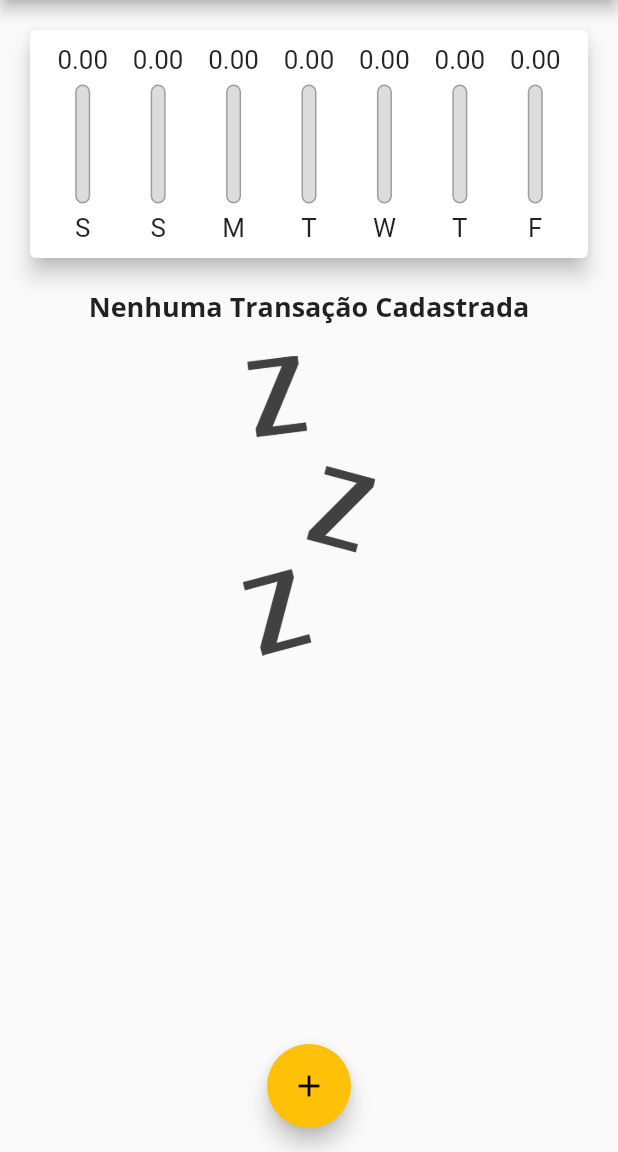
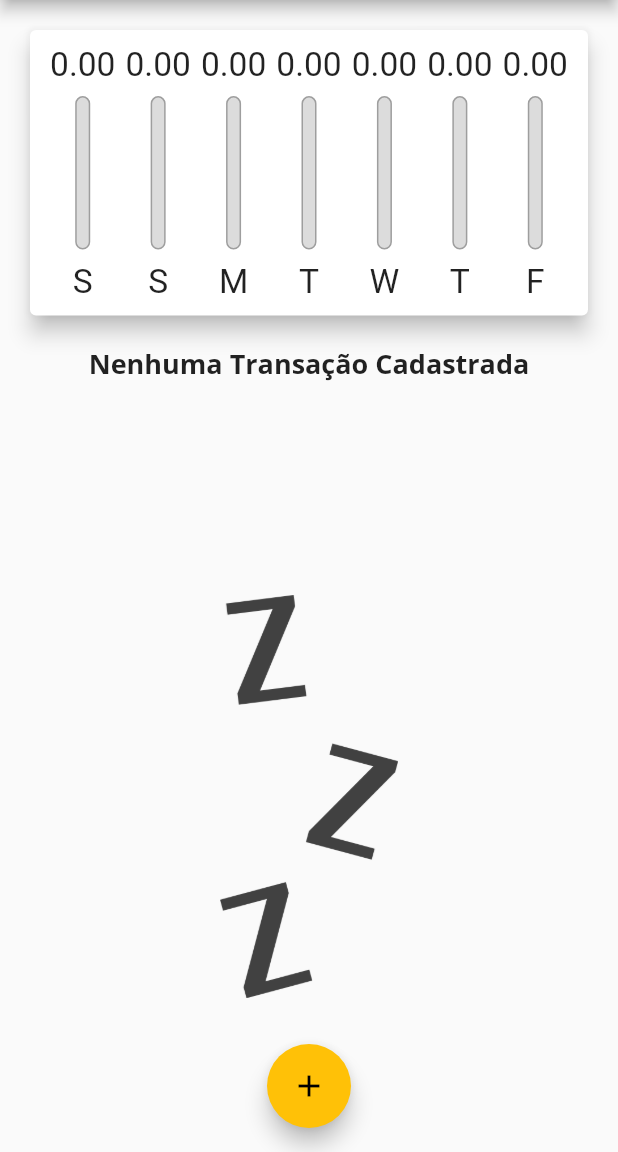
Before and after one commit to guilhermeais/expenses, a Flutter app: the screen it shows after launch, on a phone screen of 412 x 824 dp, the part 84-1236 px from its top. Run offline on Flutter 3.47's test engine with Material 2 defaults, Android fonts, the phone set to English and light mode, and no system bars.

Commit message:
Ajustes na responsividade e adaptividade para IOS

```diff
--- a/lib/components/transaction_form.dart
+++ b/lib/components/transaction_form.dart
@@ -45,10 +45,16 @@ class _TransactionFormState extends State<TransactionForm> {
 
   @override
   Widget build(BuildContext context) {
-    return Card(
+    return SingleChildScrollView(
+      child: Card(
         elevation: 5,
         child: Padding(
-        padding: const EdgeInsets.all(10),
+          padding: EdgeInsets.only(
+            top: 10,
+            right: 10,
+            left: 10,
+            bottom: 10 + MediaQuery.of(context).viewInsets.bottom,
+          ),
           child: Column(
             children: [
               Text(
@@ -103,6 +109,7 @@ class _TransactionFormState extends State<TransactionForm> {
             ],
           ),
         ),
+      ),
     );
   }
 }
--- a/lib/components/transaction_list.dart
+++ b/lib/components/transaction_list.dart
@@ -19,23 +19,30 @@ class TransactionList extends StatelessWidget {
   @override
   Widget build(BuildContext context) {
     return transactions.isEmpty
-        ? Column(
+        ? LayoutBuilder(
+            builder: (context, constraints) {
+              return Column(
                 children: [
-              Text(
+                  Container(
+                    height: constraints.maxHeight * .3,
+                    child: Text(
                       'Nenhuma Transação Cadastrada',
                       style: Theme.of(context).textTheme.headline6,
                     ),
+                  ),
                   const SizedBox(
-                height: 20,
+                    height: 5,
                   ),
                   Container(
-                height: 200,
+                    height: constraints.maxHeight * .5,
                     child: Image.asset(
                       'assets/images/waiting.png',
                       fit: BoxFit.cover,
                     ),
                   )
                 ],
+              );
+            },
           )
         : ListView.builder(
             itemCount: transactions.length,
@@ -51,8 +58,7 @@ class TransactionList extends StatelessWidget {
                   child: ListTile(
                       leading: CircleAvatar(
                         radius: 30,
-                        backgroundColor:
-                            Theme.of(context).colorScheme.primary,
+                        backgroundColor: Theme.of(context).colorScheme.primary,
                         child: Padding(
                           padding: const EdgeInsets.all(6.0),
                           child: FittedBox(
@@ -67,7 +73,23 @@ class TransactionList extends StatelessWidget {
                         style: Theme.of(context).textTheme.headline6,
                       ),
                       subtitle: Text(DateFormat('d MMM y').format(tr.date)),
-                      trailing: IconButton(
+                      trailing: MediaQuery.of(context).size.width > 400
+                          ? TextButton.icon(
+                              onPressed: () {
+                                onDelete(tr.id);
+                              },
+                              icon: Icon(
+                                Icons.delete,
+                                color: Theme.of(context).errorColor,
+                              ),
+                              label: Text(
+                                "Excluir",
+                                style: TextStyle(
+                                  color: Theme.of(context).errorColor,
+                                ),
+                              ),
+                            )
+                          : IconButton(
                               onPressed: () {
                                 onDelete(tr.id);
                               },
--- a/lib/main.dart
+++ b/lib/main.dart
@@ -1,7 +1,9 @@
 import 'dart:math';
+import 'dart:io';
 
 import 'package:expenses/components/chart.dart';
 import 'package:expenses/components/transaction_form.dart';
+import 'package:flutter/cupertino.dart';
 
 import 'package:flutter/material.dart';
 
@@ -48,6 +50,7 @@ class MyHomePage extends StatefulWidget {
 
 class _MyHomePageState extends State<MyHomePage> {
   final List<Transaction> _transactions = [];
+  bool _showChart = false;
 
   List<Transaction> get _recentTransactions {
     return _transactions.where((tr) {
@@ -104,35 +107,69 @@ class _MyHomePageState extends State<MyHomePage> {
         });
   }
 
+  Widget _getIconButton(IconData icon, Function() fn, String? tooltip) {
+    return Platform.isIOS
+        ? GestureDetector(
+            onTap: fn,
+            child: Icon(icon),
+          )
+        : IconButton(
+            onPressed: fn,
+            icon: Icon(icon),
+            tooltip: tooltip,
+          );
+  }
+
   @override
   Widget build(BuildContext context) {
-    final appBar = AppBar(
+    final mediaQuery = MediaQuery.of(context);
+    bool isLandscape = mediaQuery.orientation == Orientation.landscape;
+
+    final iconList = Platform.isIOS ? CupertinoIcons.list_bullet : Icons.list;
+    final chartIcon =
+        Platform.isIOS ? CupertinoIcons.chart_bar_alt_fill : Icons.show_chart;
+
+    final actions = [
+      if (isLandscape)
+        _getIconButton(
+            _showChart ? iconList : chartIcon,
+            () => setState(() {
+                  _showChart = !_showChart;
+                }),
+            "Muda a forma de exibição da lista/gráfico."),
+      _getIconButton(Platform.isIOS ? CupertinoIcons.add : Icons.add,
+          () => _openTransactionFormModal(context, null), null),
+    ];
+
+    final Widget appBar = Platform.isIOS
+        ? CupertinoNavigationBar(
+            middle: const Text("Despesas Pessoais"),
+            trailing: Row(
+              mainAxisSize: MainAxisSize.min,
+              children: actions,
+            ),
+          )
+        : AppBar(
             title: const Text("Despesas Pessoais"),
-      actions: [
-        IconButton(
-          icon: const Icon(Icons.add),
-          onPressed: () {
-            _openTransactionFormModal(context, null);
-          },
-        ),
-      ],
+            actions: actions,
           );
-    final availableHeigth = MediaQuery.of(context).size.height -
-        appBar.preferredSize.height -
-        MediaQuery.of(context).padding.top;
+    final availableHeigth = mediaQuery.size.height -
+        (appBar as PreferredSizeWidget).preferredSize.height -
+        mediaQuery.padding.top;
 
-    return Scaffold(
-      appBar: appBar,
-      body: SingleChildScrollView(
+    final bodyPage = SafeArea(
+        child: SingleChildScrollView(
       child: Column(
         crossAxisAlignment: CrossAxisAlignment.stretch,
         children: [
+          if (_showChart || !isLandscape)
             SizedBox(
-              height: availableHeigth * .25,
+              height: availableHeigth * (isLandscape ? .6 : .3),
               child: Chart(recentTransactions: _recentTransactions),
             ),
+          if (!_showChart || !isLandscape)
             SizedBox(
-              height: availableHeigth * .75,
+              height: availableHeigth * (isLandscape ? .7 : .7),
               child: TransactionList(
                 transactions: _transactions,
                 onDelete: _deleteTransaction,
@@ -143,14 +180,32 @@ class _MyHomePageState extends State<MyHomePage> {
             ),
         ],
       ),
+    ));
+
+    return Platform.isIOS
+        ? CupertinoPageScaffold(
+            navigationBar: CupertinoNavigationBar(
+              middle: Text('Despesas Pessoais'),
+              // trailing: Row(
+              //   mainAxisSize: MainAxisSize.min,
+              //   children: actions,
+              // ),
             ),
-      floatingActionButton: FloatingActionButton(
+            child: bodyPage,
+          )
+        : Scaffold(
+            appBar: appBar,
+            body: bodyPage,
+            floatingActionButton: Platform.isIOS
+                ? Container()
+                : FloatingActionButton(
                     child: const Icon(Icons.add),
                     onPressed: () {
                       _openTransactionFormModal(context, null);
                     },
                   ),
-      floatingActionButtonLocation: FloatingActionButtonLocation.centerFloat,
+            floatingActionButtonLocation:
+                FloatingActionButtonLocation.centerFloat,
           );
   }
 }
```
Lines whose indentation alone changed are shown as unchanged.
